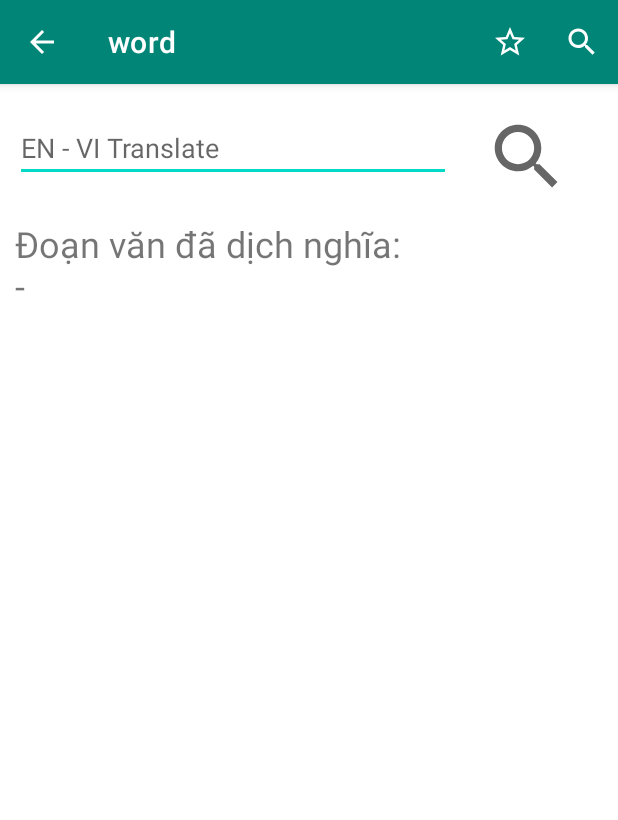
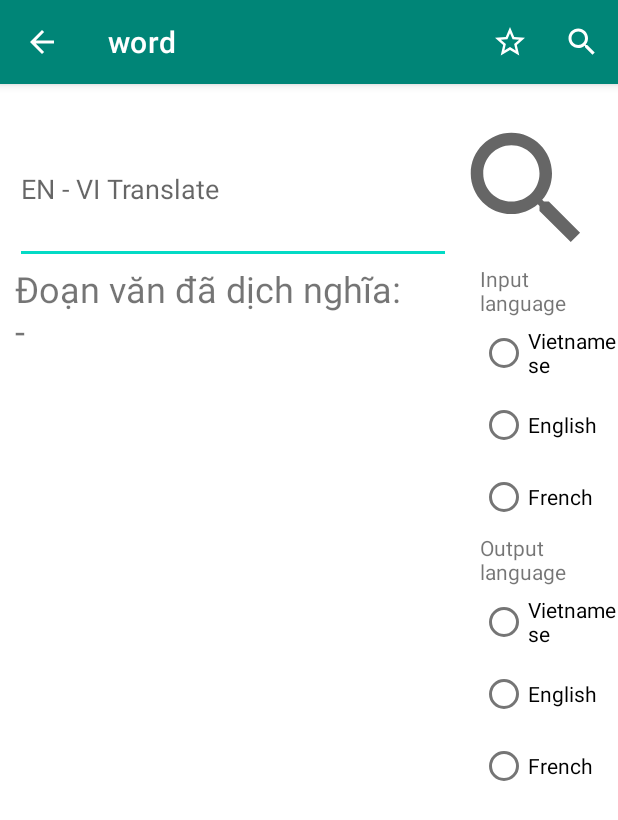
Before and after one commit to tuannq2299/Dictionary, an Android app: the VnActivity screen opened directly, with no data from a screen before it, after a tap on an icon or button, on a phone screen of 412 x 824 dp. Shown: the top 820 px of the screen. Run offline under Robolectric (Android 15) with nearby library versions, the phone set to English and light mode, and no system bars.

Commit message:
add switch language

```diff
--- a/app/src/main/java/com/tuannq/tflat/CRUD.java
+++ b/app/src/main/java/com/tuannq/tflat/CRUD.java
@@ -1,11 +1,9 @@
 package com.tuannq.tflat;
 
-import android.content.ContentValues;
 import android.content.Context;
 import android.database.Cursor;
 
 import java.util.ArrayList;
-import java.util.List;
 
 import Model.Question;
 import Model.Word;
@@ -22,6 +20,7 @@ public class CRUD {
     }
 
 //    question
+
 
 //    Insert cau hoi vao csdl
     public boolean insertQuestion(Question q){
--- a/app/src/main/java/com/tuannq/tflat/Translator.java
+++ b/app/src/main/java/com/tuannq/tflat/Translator.java
@@ -1,12 +1,7 @@
 package com.tuannq.tflat;
 //
 import android.os.AsyncTask;
-import android.util.Log;
 import android.widget.TextView;
-
-import org.jetbrains.annotations.NotNull;
-import org.json.JSONArray;
-import org.json.JSONObject;
 
 import java.io.BufferedReader;
 import java.io.IOException;
@@ -19,9 +14,16 @@ import java.net.URLEncoder;
 
 public class Translator extends AsyncTask<String,Integer,String> {
     TextView textView;
-
+    String inputLang;
+    String outputLang;
     public Translator(TextView textView) {
         this.textView = textView;
+    }
+
+    public Translator(TextView textView, String inputLang, String outputLang) {
+        this.textView = textView;
+        this.inputLang = inputLang;
+        this.outputLang = outputLang;
     }
 
     public Translator() {
@@ -33,8 +35,8 @@ public class Translator extends AsyncTask<String,Integer,String> {
         try{
             String urlStr = "https://script.google.com/macros/s/AKfycbwWT9BNzQRMANmu-hgLYwxYB0fOWKd-1L76A0O5laLhiCcz5bfV2QJCovtOHve5SlVx/exec" +
                     "?q=" + URLEncoder.encode(params[0], "UTF-8") +
-                    "&target=" + "vi" +
-                    "&source=" + "en";
+                    "&target=" + outputLang +
+                    "&source=" + inputLang;
             URL url = new URL(urlStr);
             StringBuilder response = new StringBuilder();
             HttpURLConnection con = (HttpURLConnection) url.openConnection();
--- a/app/src/main/java/com/tuannq/tflat/VnActivity.java
+++ b/app/src/main/java/com/tuannq/tflat/VnActivity.java
@@ -1,28 +1,21 @@
 package com.tuannq.tflat;
+
+import android.content.Intent;
+import android.os.Bundle;
+import android.os.NetworkOnMainThreadException;
+import android.view.MenuItem;
+import android.view.View;
+import android.widget.EditText;
+import android.widget.ImageView;
+import android.widget.RadioButton;
+import android.widget.RadioGroup;
+import android.widget.TextView;
+import android.widget.Toast;
 
 import androidx.appcompat.app.AppCompatActivity;
 import androidx.appcompat.widget.Toolbar;
 
-import android.content.Intent;
-import android.os.Bundle;
-import android.os.NetworkOnMainThreadException;
-import android.util.Log;
-import android.view.Menu;
-import android.view.MenuItem;
-import android.view.View;
-import android.widget.EditText;
-import android.widget.ImageView;
-import android.widget.TextView;
-import android.widget.Toast;
-
 import com.google.android.material.appbar.MaterialToolbar;
-
-import java.io.BufferedReader;
-import java.io.IOException;
-import java.io.InputStreamReader;
-import java.net.HttpURLConnection;
-import java.net.URL;
-import java.net.URLEncoder;
 
 public class VnActivity extends AppCompatActivity {
 
@@ -31,6 +24,8 @@ public class VnActivity extends AppCompatActivity {
     TextView tvTranslate;
     Translator VnTrans;
     MaterialToolbar topAppBar;
+    RadioGroup rgInput, rgOutput;
+    RadioButton rb_InputVn, rb_InputEn, rb_InputFr, rb_OutputVn, rb_OutputEn, rb_OutputFr;
     @Override
     protected void onCreate(Bundle savedInstanceState) throws NetworkOnMainThreadException {
         super.onCreate(savedInstanceState);
@@ -39,15 +34,49 @@ public class VnActivity extends AppCompatActivity {
         ivSearch = findViewById(R.id.ivSearch_VI);
         tvTranslate = findViewById(R.id.tvTranslate_VI);
         topAppBar = findViewById(R.id.topAppBarVN);
+        rgInput = findViewById(R.id.rgInput);
+        rgOutput = findViewById(R.id.rgOutput);
+        rb_InputVn = findViewById(R.id.rb_InputVn);
+        rb_InputEn = findViewById(R.id.rb_InputEn);
+        rb_InputFr = findViewById(R.id.rb_inputFr);
+        rb_OutputVn = findViewById(R.id.rb_OutputVn);
+        rb_OutputEn = findViewById(R.id.rb_OutputEn);
+        rb_OutputFr = findViewById(R.id.rb_OutputFr);
+
         ivSearch.setOnClickListener(new View.OnClickListener() {
             @Override
             public void onClick(View v) {
                 String text = "" + etWord.getText().toString();
-                Translator trans = new Translator(tvTranslate);
-                trans.execute(text);
+                String inputLang = "en";
+                String outputLang = "vi";
+// check for input language
+                int checkedRadioInputId = rgInput.getCheckedRadioButtonId();
+                int checkedRadioOutputId = rgOutput.getCheckedRadioButtonId();
+                if (checkedRadioInputId == R.id.rb_InputVn){
+                    inputLang = "vi";
+                } else if (checkedRadioInputId == R.id.rb_InputEn){
+                    inputLang = "en";
+                } else if (checkedRadioInputId == R.id.rb_inputFr){
+                    inputLang = "fr";
+                }
+// check for output language
+                if (checkedRadioOutputId == R.id.rb_OutputVn){
+                    outputLang = "vi";
+                } else if (checkedRadioOutputId == R.id.rb_OutputEn){
+                    outputLang = "en";
+                } else if (checkedRadioOutputId == R.id.rb_OutputFr){
+                    outputLang = "fr";
+                }
+// Run translator
+                if(!inputLang.equals(outputLang)) {
+                    Translator trans = new Translator(tvTranslate, inputLang, outputLang);
+                    trans.execute(text);
+                } else {
+                    tvTranslate.setText("- Ngôn ngữ đầu vào và đầu ra giống nhau");
+                }
             }
         });
-
+// navigation
         topAppBar.setNavigationOnClickListener(new View.OnClickListener() {
             @Override
             public void onClick(View v) {
@@ -56,7 +85,7 @@ public class VnActivity extends AppCompatActivity {
                 VnActivity.this.finish();
             }
         });
-
+// Menu item
         topAppBar.setOnMenuItemClickListener(new Toolbar.OnMenuItemClickListener() {
             @Override
             public boolean onMenuItemClick(MenuItem item) {
@@ -67,30 +96,28 @@ public class VnActivity extends AppCompatActivity {
                     case R.id.search:
                         Toast.makeText(VnActivity.this,"Search",Toast.LENGTH_SHORT).show();
                         break;
-
-
                 }
                 return false;
             }
         });
 }
-    private static String translate( String text) throws IOException {
-        // INSERT YOU URL HERE
-        String urlStr = "https://script.google.com/macros/s/AKfycbwWT9BNzQRMANmu-hgLYwxYB0fOWKd-1L76A0O5laLhiCcz5bfV2QJCovtOHve5SlVx/exec" +
-                "?q=" + URLEncoder.encode(text, "UTF-8") +
-                "&target=" + "vi" +
-                "&source=" + "en";
-        URL url = new URL(urlStr);
-        StringBuilder response = new StringBuilder();
-        HttpURLConnection con = (HttpURLConnection) url.openConnection();
-        con.setRequestProperty("User-Agent", "Mozilla/5.0");
-        BufferedReader in = new BufferedReader(new InputStreamReader(con.getInputStream()));
-        String inputLine;
-        while ((inputLine = in.readLine()) != null) {
-            response.append(inputLine);
-        }
-        in.close();
-        return response.toString();
-    }
+//    private static String translate( String text) throws IOException {
+//        // INSERT YOU URL HERE
+//        String urlStr = "https://script.google.com/macros/s/AKfycbwWT9BNzQRMANmu-hgLYwxYB0fOWKd-1L76A0O5laLhiCcz5bfV2QJCovtOHve5SlVx/exec" +
+//                "?q=" + URLEncoder.encode(text, "UTF-8") +
+//                "&target=" + "vi" +
+//                "&source=" + "en";
+//        URL url = new URL(urlStr);
+//        StringBuilder response = new StringBuilder();
+//        HttpURLConnection con = (HttpURLConnection) url.openConnection();
+//        con.setRequestProperty("User-Agent", "Mozilla/5.0");
+//        BufferedReader in = new BufferedReader(new InputStreamReader(con.getInputStream()));
+//        String inputLine;
+//        while ((inputLine = in.readLine()) != null) {
+//            response.append(inputLine);
+//        }
+//        in.close();
+//        return response.toString();
+//    }
 
 }
--- a/app/src/main/res/layout/activity_vn.xml
+++ b/app/src/main/res/layout/activity_vn.xml
@@ -21,9 +21,10 @@
             app:title="@string/word" />
 
     </com.google.android.material.appbar.AppBarLayout>
+
     <LinearLayout
         android:layout_width="match_parent"
-        android:layout_height="70dp"
+        android:layout_height="100dp"
         android:layout_marginLeft="10dp"
         android:layout_marginTop="20dp"
         android:layout_marginRight="10dp"
@@ -32,7 +33,7 @@
         <EditText
             android:id="@+id/etWord_EN_VN"
             android:layout_width="wrap_content"
-            android:layout_height="wrap_content"
+            android:layout_height="match_parent"
             android:layout_weight="1"
             android:ems="10"
             android:hint="EN - VI Translate"
@@ -41,17 +42,92 @@
         <ImageView
             android:id="@+id/ivSearch_VI"
             android:layout_width="wrap_content"
-            android:layout_height="57dp"
+            android:layout_height="match_parent"
             android:layout_weight="1"
             android:clickable="true"
             app:srcCompat="@drawable/search" />
     </LinearLayout>
 
-    <TextView
-        android:id="@+id/tvTranslate_VI"
+    <LinearLayout
         android:layout_width="match_parent"
-        android:layout_height="686dp"
-        android:layout_marginLeft="10dp"
-        android:layout_marginRight="10dp"
-        android:textSize="24sp" />
+        android:layout_height="match_parent"
+        android:orientation="horizontal">
+
+        <TextView
+            android:id="@+id/tvTranslate_VI"
+            android:layout_width="300dp"
+            android:layout_height="match_parent"
+            android:layout_marginLeft="10dp"
+            android:layout_marginRight="10dp"
+            android:textSize="24sp" />
+
+        <LinearLayout
+            android:layout_width="wrap_content"
+            android:layout_height="match_parent"
+            android:orientation="vertical">
+
+            <TextView
+                android:id="@+id/textView"
+                android:layout_width="match_parent"
+                android:layout_height="wrap_content"
+                android:text="Input language" />
+
+            <RadioGroup
+                android:id="@+id/rgInput"
+                android:layout_width="match_parent"
+                android:layout_height="wrap_content">
+
+                <RadioButton
+                    android:id="@+id/rb_InputVn"
+                    android:layout_width="match_parent"
+                    android:layout_height="wrap_content"
+                    android:text="Vietnamese" />
+
+                <RadioButton
+                    android:id="@+id/rb_InputEn"
+                    android:layout_width="match_parent"
+                    android:layout_height="wrap_content"
+                    android:text="English" />
+
+                <RadioButton
+                    android:id="@+id/rb_inputFr"
+                    android:layout_width="match_parent"
+                    android:layout_height="wrap_content"
+                    android:text="French" />
+
+            </RadioGroup>
+
+            <TextView
+                android:id="@+id/textView2"
+                android:layout_width="match_parent"
+                android:layout_height="wrap_content"
+                android:text="Output language" />
+
+            <RadioGroup
+                android:id="@+id/rgOutput"
+                android:layout_width="match_parent"
+                android:layout_height="match_parent">
+
+                <RadioButton
+                    android:id="@+id/rb_OutputVn"
+                    android:layout_width="match_parent"
+                    android:layout_height="wrap_content"
+                    android:text="Vietnamese" />
+
+                <RadioButton
+                    android:id="@+id/rb_OutputEn"
+                    android:layout_width="match_parent"
+                    android:layout_height="wrap_content"
+                    android:text="English" />
+
+                <RadioButton
+                    android:id="@+id/rb_OutputFr"
+                    android:layout_width="match_parent"
+                    android:layout_height="wrap_content"
+                    android:text="French" />
+            </RadioGroup>
+        </LinearLayout>
+
+    </LinearLayout>
+
 </LinearLayout>
```
Also changed, not shown: 1 other file.
